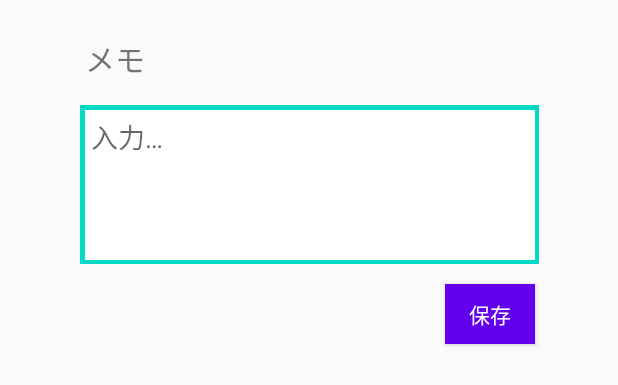
After one commit to MayuWaka/kakigoori, an Android app: the layout shop_form.xml on its own in the app's theme, with its tools: preview values and no code run, on a phone screen of 412 x 824 dp. The commit adds this screen. Shown: the top 385 px of the screen. Run offline under Robolectric (Android 15) with nearby library versions, the phone set to English and light mode, and no system bars.

Commit message:
かき氷フローティングアクションボタンshop登録画面着手

```diff
--- a/app/src/main/java/app/wakayama/tama/kakigoori/MainActivity.kt
+++ b/app/src/main/java/app/wakayama/tama/kakigoori/MainActivity.kt
@@ -2,8 +2,10 @@ package app.wakayama.tama.kakigoori
 
 import androidx.appcompat.app.AppCompatActivity
 import android.os.Bundle
+import android.view.View
 import android.widget.Toast
 import androidx.recyclerview.widget.LinearLayoutManager
+import com.google.android.material.snackbar.Snackbar
 import io.realm.Realm
 import io.realm.RealmResults
 import kotlinx.android.synthetic.main.activity_main.*
@@ -25,6 +27,13 @@ class MainActivity : AppCompatActivity() {
 
         if (taskList.isEmpty()) {
             createDummyData()
+        }
+
+        //FloatingActionButtonの動作実装
+        val fab: View = findViewById(R.id.fab)
+        fab.setOnClickListener { view ->
+            Snackbar.make(view, "Fabを押しました！", Snackbar.LENGTH_LONG)
+                .setAction("Action", null).show()
         }
 
         val adapter =
--- /dev/null
+++ b/app/src/main/java/app/wakayama/tama/kakigoori/ViewModel.kt
@@ -0,0 +1,25 @@
+package app.wakayama.tama.kakigoori
+
+import androidx.lifecycle.MutableLiveData
+import androidx.lifecycle.ViewModel
+
+class ViewModel : ViewModel() {
+    val memo = MutableLiveData<String>()
+    val newMemo = MutableLiveData<String>()
+    val updateItem = MutableLiveData<Shop?>()
+    val updateMemo = MutableLiveData<String>()
+    val deleteId = MutableLiveData<Int>()
+
+    fun clearMemo() {
+        memo.value = ""
+    }
+
+    fun clearUpdate() {
+        updateItem.value = null
+        updateMemo.value = ""
+    }
+
+    enum class KEY {
+        REALM_ID
+    }
+}
--- /dev/null
+++ b/app/src/main/res/layout/shop_form.xml
@@ -0,0 +1,68 @@
+<?xml version="1.0" encoding="utf-8"?>
+<layout xmlns:app="http://schemas.android.com/apk/res-auto"
+    xmlns:android="http://schemas.android.com/apk/res/android"
+    xmlns:tools="http://schemas.android.com/tools">
+
+    <data>
+        <variable
+            name="viewModel"
+            type="app.wakayama.tama.kakigoori.ViewModel"/>
+    </data>
+
+    <androidx.constraintlayout.widget.ConstraintLayout
+        android:layout_width="match_parent"
+        android:layout_height="wrap_content"
+        android:focusableInTouchMode="true">
+
+        <TextView
+            android:id="@+id/title"
+            android:layout_width="wrap_content"
+            android:layout_height="wrap_content"
+            android:layout_marginTop="24dp"
+            android:text="@string/dialog_title"
+            android:textSize="20sp"
+            app:layout_constraintStart_toStartOf="@+id/memo"
+            app:layout_constraintTop_toTopOf="parent" />
+
+        <View
+            android:id="@+id/frame_view"
+            android:layout_width="306dp"
+            android:layout_height="106dp"
+            android:layout_marginStart="16dp"
+            android:layout_marginTop="16dp"
+            android:layout_marginEnd="16dp"
+            android:background="@color/colorAccent"
+            app:layout_constraintEnd_toEndOf="parent"
+            app:layout_constraintStart_toStartOf="parent"
+            app:layout_constraintTop_toBottomOf="@id/title" />
+
+        <EditText
+            android:id="@+id/memo"
+            android:layout_width="300dp"
+            android:layout_height="100dp"
+            android:background="@android:color/white"
+            android:gravity="top"
+            android:hint="@string/form_hint"
+            android:inputType="textAutoCorrect|textCapSentences|textMultiLine"
+            android:padding="4dp"
+            android:text="@={viewModel.memo}"
+            app:layout_constraintBottom_toBottomOf="@+id/frame_view"
+            app:layout_constraintEnd_toEndOf="@+id/frame_view"
+            app:layout_constraintStart_toStartOf="@+id/frame_view"
+            app:layout_constraintTop_toTopOf="@+id/frame_view"
+            tools:ignore="Autofill" />
+
+        <Button
+            android:id="@+id/button"
+            android:layout_width="60dp"
+            android:layout_height="40dp"
+            android:layout_marginTop="16dp"
+            android:layout_marginBottom="16dp"
+            android:background="@color/colorPrimary"
+            android:text="@string/dialog_save_button"
+            android:textColor="@android:color/white"
+            app:layout_constraintBottom_toBottomOf="parent"
+            app:layout_constraintEnd_toEndOf="@+id/memo"
+            app:layout_constraintTop_toBottomOf="@+id/memo" />
+    </androidx.constraintlayout.widget.ConstraintLayout>
+</layout>
--- a/app/src/main/res/values/strings.xml
+++ b/app/src/main/res/values/strings.xml
@@ -1,3 +1,8 @@
 <resources>
     <string name="app_name">Kakigoori</string>
+
+    <string name="form_hint">入力…</string>
+    <string name="dialog_title">メモ</string>
+    <string name="dialog_save_button">保存</string>
+    <string name="list_delete_button">削除</string>
 </resources>
--- a/app/src/main/res/values/styles.xml
+++ b/app/src/main/res/values/styles.xml
@@ -2,6 +2,8 @@
 
     <!-- Base application theme. -->
     <style name="AppTheme" parent="Theme.AppCompat.Light.DarkActionBar">
+<!--    <style name="AppTheme" parent="Theme.MaterialComponents.Light">-->
+
         <!-- Customize your theme here. -->
         <item name="colorPrimary">@color/colorPrimary</item>
         <item name="colorPrimaryDark">@color/colorPrimaryDark</item>
```
